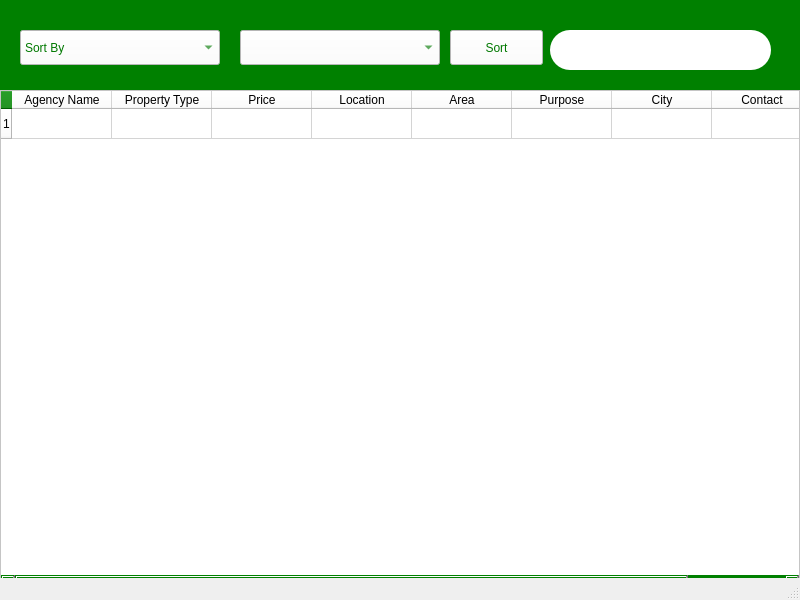
Before: the Qt Designer form UI/ShowData.ui in Bilal-Basharat/Real-Estate-Management-Python-PyQt-, drawn with Qt 5.
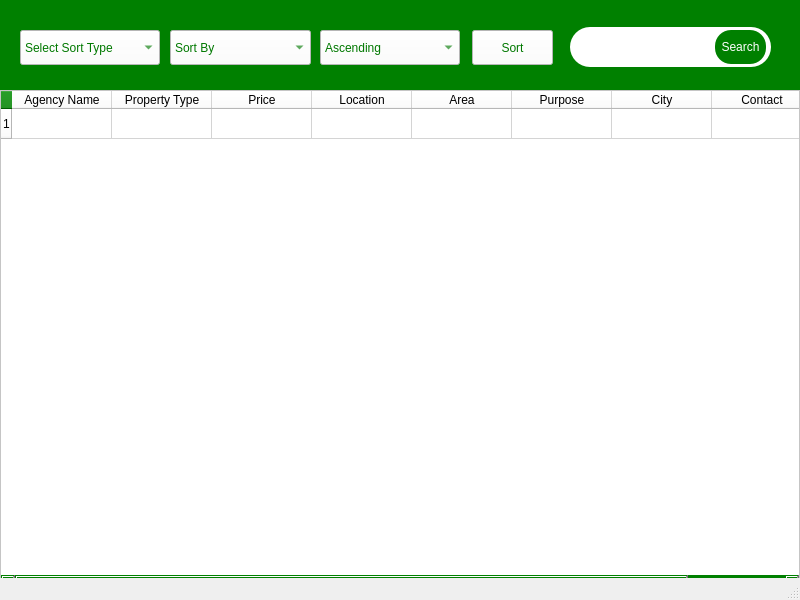
After: the same form once the commit is applied. Icons and pictures are not drawn.

Commit message: resolving UI issues + sorting algorithms

What changed in the file:
```diff
--- a/UI/ShowData.ui
+++ b/UI/ShowData.ui
@@ -88,9 +88,9 @@
     <widget class="QComboBox" name="cmbxSort">
      <property name="geometry">
       <rect>
-       <x>20</x>
+       <x>170</x>
        <y>30</y>
-       <width>200</width>
+       <width>141</width>
        <height>35</height>
       </rect>
      </property>
@@ -134,9 +134,9 @@
     <widget class="QComboBox" name="cmbxSort_2">
      <property name="geometry">
       <rect>
-       <x>240</x>
+       <x>20</x>
        <y>30</y>
-       <width>200</width>
+       <width>140</width>
        <height>35</height>
       </rect>
      </property>
@@ -146,13 +146,63 @@
 color: rgb(0,120,0);
 </string>
      </property>
+     <item>
+      <property name="text">
+       <string>Select Sort Type</string>
+      </property>
+     </item>
+     <item>
+      <property name="text">
+       <string>Insertion Sort</string>
+      </property>
+     </item>
+     <item>
+      <property name="text">
+       <string>Merge Sort</string>
+      </property>
+     </item>
+     <item>
+      <property name="text">
+       <string>Bubble Sort</string>
+      </property>
+     </item>
+     <item>
+      <property name="text">
+       <string>HybridMerge Sort</string>
+      </property>
+     </item>
+     <item>
+      <property name="text">
+       <string>Selection Sort</string>
+      </property>
+     </item>
+     <item>
+      <property name="text">
+       <string>Quick Sort</string>
+      </property>
+     </item>
+     <item>
+      <property name="text">
+       <string>Counting Sort</string>
+      </property>
+     </item>
+     <item>
+      <property name="text">
+       <string>Radix Sort</string>
+      </property>
+     </item>
+     <item>
+      <property name="text">
+       <string>Heap Sort</string>
+      </property>
+     </item>
     </widget>
     <widget class="QTextEdit" name="txtSearch">
      <property name="geometry">
       <rect>
-       <x>550</x>
-       <y>30</y>
-       <width>221</width>
+       <x>570</x>
+       <y>27</y>
+       <width>201</width>
        <height>40</height>
       </rect>
      </property>
@@ -162,34 +212,12 @@
 font: 12pt &quot;Roboto&quot;;</string>
      </property>
     </widget>
-    <widget class="QLabel" name="lblSearch">
+    <widget class="QPushButton" name="BtnSort">
      <property name="geometry">
       <rect>
-       <x>730</x>
-       <y>35</y>
-       <width>30</width>
-       <height>30</height>
-      </rect>
-     </property>
-     <property name="styleSheet">
-      <string notr="true">background-color:none;</string>
-     </property>
-     <property name="text">
-      <string/>
-     </property>
-     <property name="pixmap">
-      <pixmap resource="../icons/icons.qrc">:/icons/magnifier.png</pixmap>
-     </property>
-     <property name="scaledContents">
-      <bool>true</bool>
-     </property>
-    </widget>
-    <widget class="QPushButton" name="pushButton">
-     <property name="geometry">
-      <rect>
-       <x>450</x>
+       <x>472</x>
        <y>30</y>
-       <width>93</width>
+       <width>81</width>
        <height>35</height>
       </rect>
      </property>
@@ -201,6 +229,52 @@
       <string>Sort</string>
      </property>
     </widget>
+    <widget class="QComboBox" name="cmbxSortByItem_2">
+     <property name="geometry">
+      <rect>
+       <x>320</x>
+       <y>30</y>
+       <width>140</width>
+       <height>35</height>
+      </rect>
+     </property>
+     <property name="styleSheet">
+      <string notr="true">font: bold 8pt &quot;Roboto&quot;;
+background-color: white;
+color: rgb(0,120,0);
+</string>
+     </property>
+     <item>
+      <property name="text">
+       <string>Ascending</string>
+      </property>
+     </item>
+     <item>
+      <property name="text">
+       <string>Descending</string>
+      </property>
+     </item>
+    </widget>
+    <widget class="QPushButton" name="BtnSearch">
+     <property name="geometry">
+      <rect>
+       <x>715</x>
+       <y>30</y>
+       <width>51</width>
+       <height>34</height>
+      </rect>
+     </property>
+     <property name="styleSheet">
+      <string notr="true">#BtnSearch{
+border-radius:16px;
+	font: 7pt &quot;Roboto&quot;;
+color:white;
+}</string>
+     </property>
+     <property name="text">
+      <string>Search</string>
+     </property>
+    </widget>
    </widget>
   </widget>
   <widget class="QStatusBar" name="statusbar"/>
```
Left out of the diff: 16 changed lines with no effect on the pictures. The commit also changes 4 other files.
